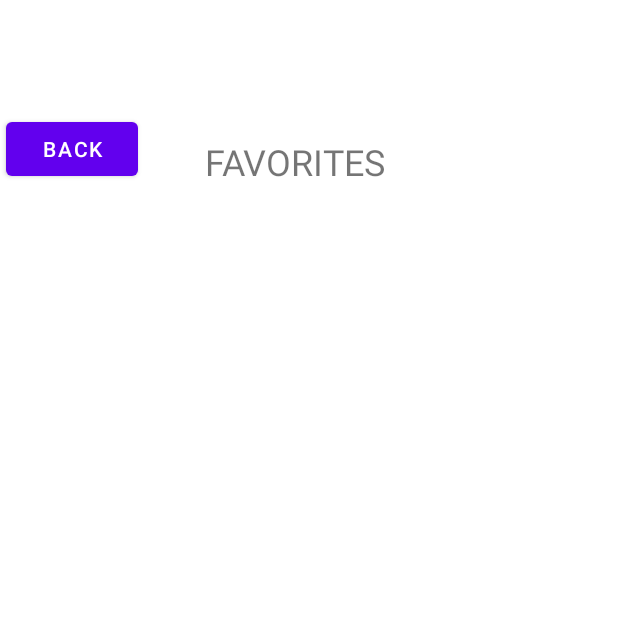
After one commit to oskarklear/Tarkov_Companion, an Android app: the fragment FavoritesPage placed in its activity, on a phone screen of 412 x 824 dp, the top half of it. The commit adds this screen. Run offline under Robolectric (Android 15) with nearby library versions, the phone set to English and light mode, and no system bars; our stand-ins replace Room's generated code.

Commit message:
Added a detailed item page and a favorites page

```diff
--- /dev/null
+++ b/app/src/main/java/com/tarkovcompanion/app/FavoritesPage.java
@@ -0,0 +1,82 @@
+package com.tarkovcompanion.app;
+
+import android.app.Activity;
+import android.content.Context;
+import android.os.Bundle;
+
+import androidx.annotation.Nullable;
+import androidx.fragment.app.Fragment;
+import androidx.recyclerview.widget.LinearLayoutManager;
+import androidx.recyclerview.widget.RecyclerView;
+
+import android.util.Log;
+import android.view.LayoutInflater;
+import android.view.View;
+import android.view.ViewGroup;
+import android.widget.Button;
+
+/**
+ * A simple {@link Fragment} subclass.
+ * Use the {@link FavoritesPage#newInstance} factory method to
+ * create an instance of this fragment.
+ */
+public class FavoritesPage extends Fragment {
+
+    // TODO: Rename parameter arguments, choose names that match
+    // the fragment initialization parameters, e.g. ARG_ITEM_NUMBER
+
+    private ItemAdapter adapter;
+    private RecyclerView recyclerView;
+    private Activity activity;
+    private Context context;
+
+    public FavoritesPage() {
+        // Required empty public constructor
+    }
+
+    /**
+     * Use this factory method to create a new instance of
+     * this fragment using the provided parameters.
+     *
+     * @param param1 Parameter 1.
+     * @param param2 Parameter 2.
+     * @return A new instance of fragment FavoritesPage.
+     */
+    // TODO: Rename and change types and number of parameters
+    public static FavoritesPage newInstance(String param1, String param2) {
+        FavoritesPage fragment = new FavoritesPage();
+        return fragment;
+    }
+
+    @Override
+    public void onCreate(Bundle savedInstanceState) {
+        super.onCreate(savedInstanceState);
+        context = requireContext();
+        activity =  requireActivity();
+    }
+
+    @Override
+    public View onCreateView(LayoutInflater inflater, ViewGroup container,
+                             Bundle savedInstanceState) {
+        View view = inflater.inflate(R.layout.fragment_favorites_page, container, false);
+        recyclerView = (RecyclerView) view.findViewById(R.id.favoritesList);
+        recyclerView.setLayoutManager( new LinearLayoutManager(this.getContext()));
+        adapter = new ItemAdapter(context);
+        recyclerView.setAdapter(adapter);
+        return view;
+    }
+
+    @Override
+    public void onViewCreated(View view, @Nullable Bundle savedInstanceState) {
+        Button backButton = view.findViewById(R.id.favoritesBackButton);
+        backButton.setOnClickListener( new View.OnClickListener() {
+
+        @Override
+        public void onClick(View v) {
+            Log.i("Button Pressed", "Should go back now");
+
+            getParentFragmentManager().popBackStackImmediate();
+        }
+    });
+    }
+}
--- /dev/null
+++ b/app/src/main/res/layout/fragment_favorites_page.xml
@@ -0,0 +1,40 @@
+<?xml version="1.0" encoding="utf-8"?>
+<androidx.constraintlayout.widget.ConstraintLayout xmlns:android="http://schemas.android.com/apk/res/android"
+    xmlns:app="http://schemas.android.com/apk/res-auto"
+    xmlns:tools="http://schemas.android.com/tools"
+    android:id="@+id/constraintLayout2"
+    android:layout_width="match_parent"
+    android:layout_height="match_parent"
+    tools:context=".FavoritesPage">
+
+    <Button
+        android:id="@+id/favoritesBackButton"
+        android:layout_width="wrap_content"
+        android:layout_height="wrap_content"
+        android:layout_marginStart="4dp"
+        android:layout_marginTop="28dp"
+        android:text="Back"
+        app:layout_constraintStart_toStartOf="parent"
+        app:layout_constraintTop_toTopOf="parent" />
+
+    <TextView
+        android:id="@+id/favoritesTitle"
+        android:layout_width="wrap_content"
+        android:layout_height="wrap_content"
+        android:layout_marginTop="44dp"
+        android:text="FAVORITES"
+        android:textSize="24sp"
+        app:layout_constraintEnd_toEndOf="parent"
+        app:layout_constraintHorizontal_bias="0.468"
+        app:layout_constraintStart_toStartOf="parent"
+        app:layout_constraintTop_toTopOf="parent" />
+
+    <androidx.recyclerview.widget.RecyclerView
+        android:id="@+id/favoritesList"
+        android:layout_width="405dp"
+        android:layout_height="650dp"
+        android:layout_marginStart="4dp"
+        android:layout_marginBottom="2dp"
+        app:layout_constraintBottom_toBottomOf="parent"
+        app:layout_constraintStart_toStartOf="parent" />
+</androidx.constraintlayout.widget.ConstraintLayout>
--- a/app/src/main/res/layout/item.xml
+++ b/app/src/main/res/layout/item.xml
@@ -9,6 +9,7 @@
     app:cardCornerRadius="8dp">
 
     <RelativeLayout
+        android:id="@+id/recyclerItem"
         android:layout_width="match_parent"
         android:layout_height="wrap_content">
 
--- a/app/src/main/res/xml/searchable.xml
+++ b/app/src/main/res/xml/searchable.xml
@@ -2,6 +2,7 @@
 <searchable xmlns:android="http://schemas.android.com/apk/res/android"
     android:label="@string/app_label"
     android:hint="@string/Search"
+    android:voiceSearchMode="showVoiceSearchButton|launchRecognizer"
     android:searchSuggestAuthority="com.tarkovcompanion.app.SuggestionProvider"
     android:searchSuggestSelection=" ?" >
 </searchable>
```
Also changed, not shown: app/src/main/java/com/tarkovcompanion/app/DetailedItem.java (added, +91 -0 lines), app/src/main/java/com/tarkovcompanion/app/FragmentChangeListener.java (added, +8 -0 lines), app/src/main/java/com/tarkovcompanion/app/ItemAdapter.java (+39 -2 lines), app/src/main/java/com/tarkovcompanion/app/MainActivity.java (+12 -2 lines), app/src/main/java/com/tarkovcompanion/app/MainFragment.java (+35 -37 lines), app/src/main/res/layout/item_page.xml (added, +114 -0 lines).
